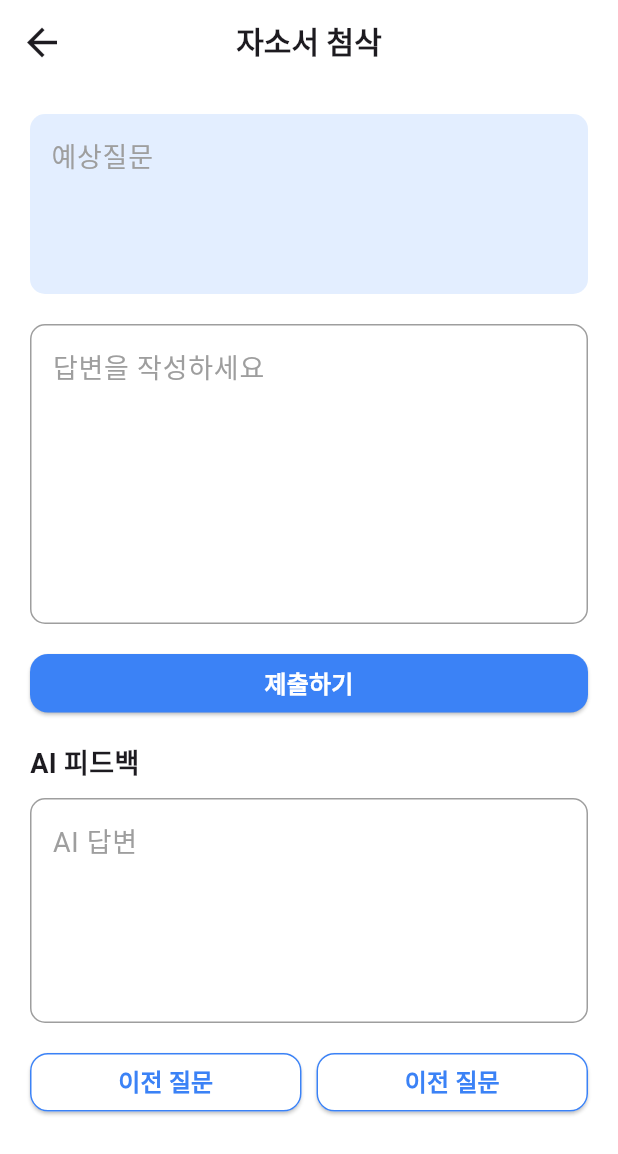
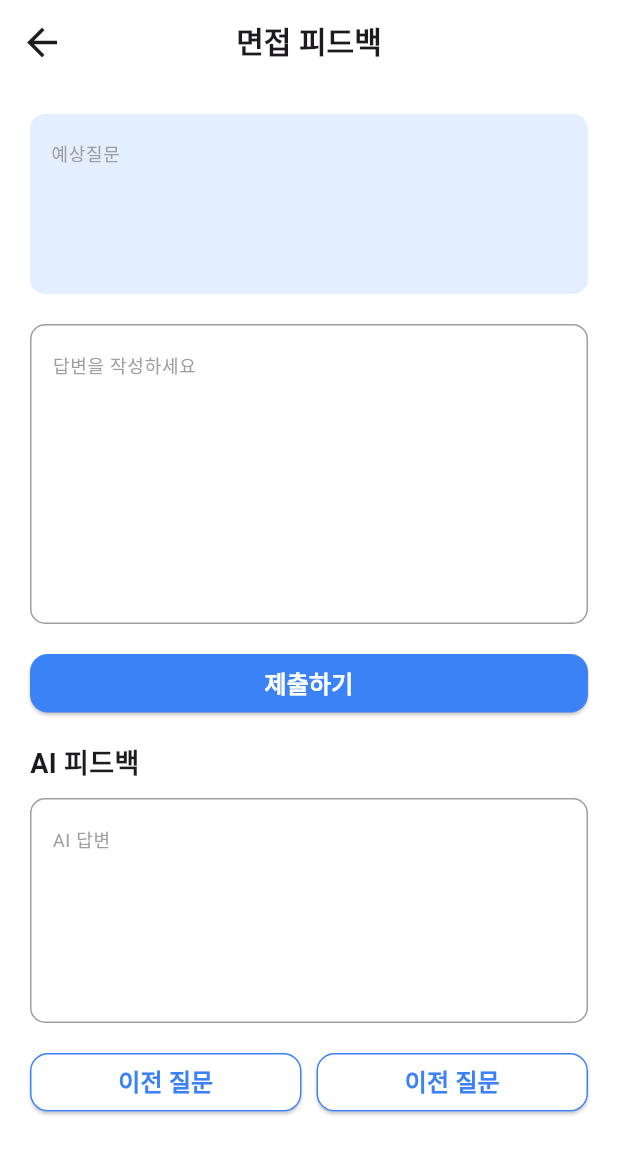
Before and after one commit to Jongwon822/group_project, a Flutter app: the FeedbackScreen screen opened directly, on a phone screen of 412 x 824 dp. Shown: the top 1154 px of the screen. Run offline on Flutter 3.47's test engine with Material 3 defaults, Android fonts, the light colour scheme and no system bars.

Commit message:
10.02 컨트롤러 수정

```diff
--- a/lib/screen/feddback_screen.dart
+++ b/lib/screen/feddback_screen.dart
@@ -8,7 +8,19 @@ class FeedbackScreen extends StatefulWidget {
 }
 
 class _FeedbackScreenState extends State<FeedbackScreen> {
-  final TextEditingController textController = TextEditingController();
+
+  final TextEditingController _textController1 = TextEditingController();
+  final TextEditingController _textController2 = TextEditingController();
+  final TextEditingController _textController3 = TextEditingController();
+
+  // 사용이 끝난 컨트롤러는 dispose()
+  @override
+  void dispose() {
+    _textController1.dispose();
+    _textController2.dispose();
+    _textController3.dispose();
+    super.dispose();
+  }
 
   @override
   Widget build(BuildContext context) {
@@ -16,6 +28,7 @@ class _FeedbackScreenState extends State<FeedbackScreen> {
       backgroundColor: Colors.white,
       appBar: AppBar(
         backgroundColor: Colors.white,
+        scrolledUnderElevation: 0, // 이거 해줘야 스크롤 내렸을 때 앱바 색상 안변함
         leading: IconButton(
             onPressed: () {
               Navigator.pop(context); //되돌아가기
@@ -26,7 +39,7 @@ class _FeedbackScreenState extends State<FeedbackScreen> {
             )
         ),
         title: const Text(
-          "자소서 첨삭",
+          "면접 피드백",
           style: TextStyle(
             fontSize: 20,
             fontWeight: FontWeight.bold,
@@ -46,13 +59,13 @@ class _FeedbackScreenState extends State<FeedbackScreen> {
                 color: const Color(0xFFE3EEFF),
               ),
               child: TextField(
-                controller: textController,
+                controller: _textController1,
                 textAlignVertical: TextAlignVertical.top,
                 decoration: const InputDecoration(
                   hintText: "예상질문",
                   hintStyle: TextStyle(
                     color: Colors.grey,
-                    fontSize: 18,
+                    fontSize: 12,
                   ),
                   border: InputBorder.none,
                   contentPadding: EdgeInsets.all(14),
@@ -67,13 +80,13 @@ class _FeedbackScreenState extends State<FeedbackScreen> {
                 borderRadius: BorderRadius.circular(10),
               ),
               child: TextField(
-                controller: textController,
+                controller: _textController2,
                 textAlignVertical: TextAlignVertical.top,
                 decoration: const InputDecoration(
                   hintText: "답변을 작성하세요",
                   hintStyle: TextStyle(
                     color: Colors.grey,
-                    fontSize: 18,
+                    fontSize: 12,
                   ),
                   border: InputBorder.none,
                   contentPadding: EdgeInsets.all(14),
@@ -122,13 +135,13 @@ class _FeedbackScreenState extends State<FeedbackScreen> {
                 borderRadius: BorderRadius.circular(10),
               ),
               child: TextField(
-                controller: textController,
+                controller: _textController3,
                 textAlignVertical: TextAlignVertical.top,
                 decoration: const InputDecoration(
                   hintText: "AI 답변",
                   hintStyle: TextStyle(
                     color: Colors.grey,
-                    fontSize: 18,
+                    fontSize: 12,
                   ),
                   border: InputBorder.none,
                   contentPadding: EdgeInsets.all(14),
```
Also changed, not shown: lib/screen/editing_screen.dart (+17 -3 lines).
